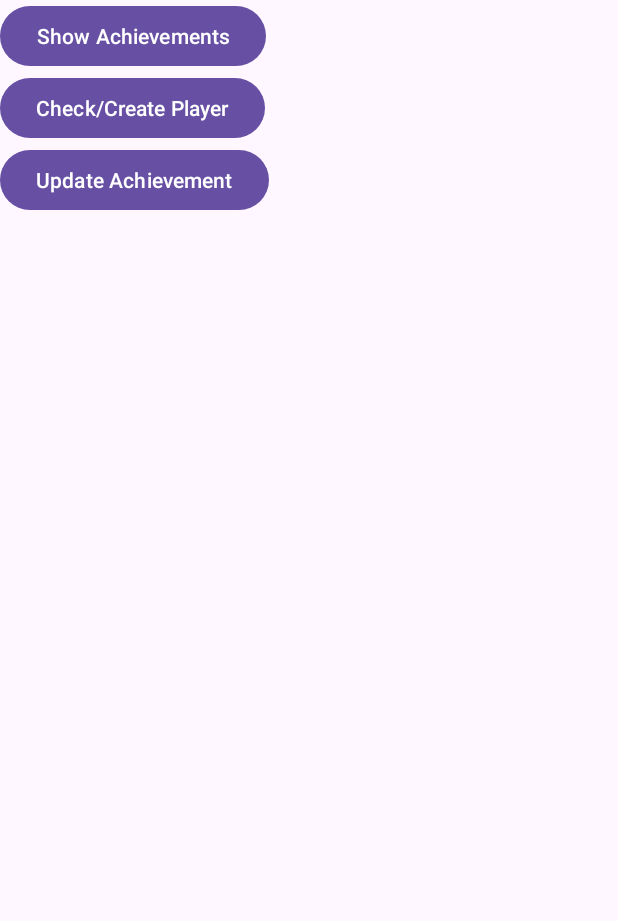
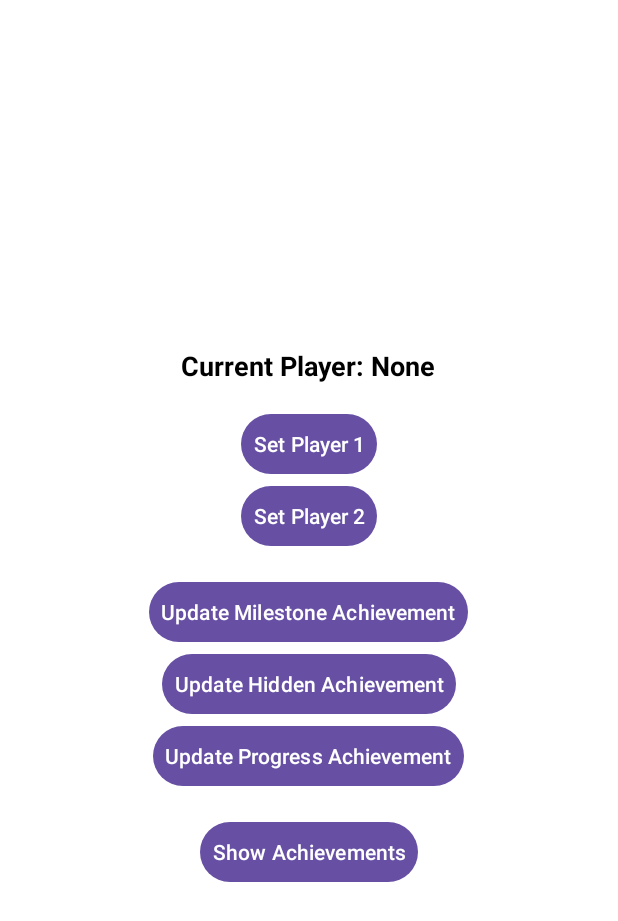
Before and after one commit to Jaunger/AchievementSDK, an Android app: the screen it shows after launch (MainActivity), on a phone screen of 412 x 824 dp. Shown: the top 921 px of the screen. Run offline under Robolectric (Android 15) with nearby library versions, the phone set to English and light mode, and no system bars; 4 statements that could not run were skipped.

Commit message:
library update and example app improvements

```diff
--- a/AchievementsLibrary/build.gradle.kts
+++ b/AchievementsLibrary/build.gradle.kts
@@ -52,7 +52,7 @@ afterEvaluate {
             create<MavenPublication>("release") {
                 groupId = "com.github.Jaunger" // Change as needed
                 artifactId = "AchievementsLibrary" // Change as needed
-                version = "1.0.0" // Change as needed
+                version = "1.0.1" // Change as needed
                 artifact(tasks.getByName("bundleReleaseAar"))
 
 
--- a/app/src/main/AndroidManifest.xml
+++ b/app/src/main/AndroidManifest.xml
@@ -17,7 +17,7 @@
 
         <meta-data
             android:name="com.achievementsLibrary.API_KEY"
-            android:value="BDIKA2" />
+            android:value="0194c1ae-e334-77ab-8923-d630383eb673" />
 
         <activity
             android:name=".MainActivity"
--- a/app/src/main/java/com/example/achievementapp/MainActivity.java
+++ b/app/src/main/java/com/example/achievementapp/MainActivity.java
@@ -6,6 +6,7 @@ import androidx.fragment.app.DialogFragment;
 import android.os.Bundle;
 import android.util.Log;
 import android.widget.Button;
+import android.widget.TextView;
 import android.widget.Toast;
 
 import com.example.achievementslibrary.AchievementsSDK;
@@ -15,18 +16,21 @@ public class MainActivity extends AppCompatActivity {
 
     private static final String TAG = "MainActivity";
 
-    private Button btnShowAchievements;
-    private Button btnCheckPlayer;
-    private Button btnUpdateAchievement;
+    private TextView textCurrentPlayer;
+    private String currentPlayer = "None";
 
     @Override
     protected void onCreate(Bundle savedInstanceState) {
         super.onCreate(savedInstanceState);
         setContentView(R.layout.activity_main);
 
-        btnShowAchievements    = findViewById(R.id.btnShowAchievements);
-        btnCheckPlayer         = findViewById(R.id.btnCheckPlayer);
-        btnUpdateAchievement   = findViewById(R.id.btnUpdateAchievement);
+        textCurrentPlayer = findViewById(R.id.textCurrentPlayer);
+        Button btnCheckPlayer1 = findViewById(R.id.buttonPlayer1);
+        Button btnCheckPlayer2 = findViewById(R.id.buttonPlayer2);
+        Button btnMilestone = findViewById(R.id.buttonMilestoneAchievement);
+        Button btnHidden = findViewById(R.id.buttonHiddenAchievement);
+        Button btnProgress = findViewById(R.id.buttonProgressAchievement);
+        Button btnShowAchievements = findViewById(R.id.buttonShowAchievements);
 
 
         // 1) Initialize the SDK (only needs apiKey + environment)
@@ -50,7 +54,7 @@ public class MainActivity extends AppCompatActivity {
             Log.d(TAG, "Show Achievements button clicked.");
 
             // Example raw username
-            String rawUsername = "guest123";
+            String rawUsername = currentPlayer;
 
             // Set the current player ID in SDK
             AchievementsSDK.getInstance().setCurrentPlayerId(rawUsername);
@@ -65,46 +69,52 @@ public class MainActivity extends AppCompatActivity {
             achievementsDialog.show(getSupportFragmentManager(), "AchievementsDialog");
         });
 
-        // 3) Check or Create Player (using raw username)
-        btnCheckPlayer.setOnClickListener(v -> {
-            Log.d(TAG, "Check Player button clicked.");
+        btnCheckPlayer1.setOnClickListener(v -> {
+            Log.d(TAG, "Check Player1 button clicked.");
 
-            String rawUsername = "guest123";
+            createOrFetch("player1");
 
-            PlayerManager.createOrFetchPlayer(
-                    rawUsername,
-                    new PlayerManager.PlayerCallback() {
-                        @Override
-                        public void onSuccess(String response) {
-                            Log.d(TAG, "Player fetched/created: " + response);
-                            Toast.makeText(MainActivity.this,
-                                    "Player Response: " + response,
-                                    Toast.LENGTH_SHORT).show();
+        });
+        btnCheckPlayer2.setOnClickListener(v -> {
+            Log.d(TAG, "Check Player2 button clicked.");
+
+            createOrFetch("player2");
+
+
+        });
+
+        btnMilestone.setOnClickListener(v -> {
+            Log.d(TAG, "Update Milestone Achievement button clicked.");
+
+            String achievementId= "679e207d834f80fd5d304c6d";
+            int delta = 1;
+
+            updateProg(achievementId, delta);
+        });
+        btnProgress.setOnClickListener(v -> {
+            Log.d(TAG, "Update Progress Achievement button clicked.");
+
+            String achievementId= "679e207c834f80fd5d304c5b";
+            int delta = 5;
+
+            updateProg(achievementId, delta);
+        });
+        btnHidden.setOnClickListener(v -> {
+            Log.d(TAG, "Update Hidden Achievement button clicked.");
+
+            String achievementId= "679e207c834f80fd5d304c61";
+            int delta = 1;
+
+            updateProg(achievementId, delta);
+        });
+
     }
 
-                        @Override
-                        public void onError(String error) {
-                            Log.e(TAG, "Error fetching/creating player: " + error);
-                            Toast.makeText(MainActivity.this,
-                                    "Error: " + error,
-                                    Toast.LENGTH_SHORT).show();
-                        }
-                    }
-            );
-        });
-
-        // 4) Update an Achievement's Progress (using raw username again)
-        btnUpdateAchievement.setOnClickListener(v -> {
-            Log.d(TAG, "Update Achievement button clicked.");
-
-            String achievementId= "67912df36d91ada157bba9ec";
-            int delta = 5; // Increase progress by 5
-
-            // We'll assume you have an equivalent
-            // updateAchievementProgress(rawUsername, achievementId, delta, callback)
-            // in your PlayerManager. Similar to createOrFetch, it merges IDs behind the scenes.
+    private void updateProg(String achievementId, int delta) {
+        if (!isPlayerSelected())
+            return;
         PlayerManager.updateAchievementProgress(
-                    "guest123",
+                currentPlayer,
                 achievementId,
                 delta,
                 new PlayerManager.PlayerCallback() {
@@ -125,6 +135,42 @@ public class MainActivity extends AppCompatActivity {
                     }
                 }
         );
-        });
+    }
+
+    private boolean createOrFetch(String rawUserName) {
+        final Boolean[] check = {false};
+        PlayerManager.createOrFetchPlayer(
+                rawUserName,
+                new PlayerManager.PlayerCallback() {
+                    @Override
+                    public void onSuccess(String response) {
+                        Log.d(TAG, "Player fetched/created: " + response);
+                                currentPlayer = rawUserName;
+                                setCurrentPlayer(currentPlayer);
+                    }
+
+                    @Override
+                    public void onError(String error) {
+                        Log.e(TAG, "Error fetching/creating player: " + error);
+                        Toast.makeText(MainActivity.this,
+                                "Error: " + error,
+                                Toast.LENGTH_SHORT).show();
                     }
                 }
+        );
+        return check[0];
+    }
+
+    private void setCurrentPlayer(String player) {
+        currentPlayer = player;
+        textCurrentPlayer.setText("Current Player: " + currentPlayer);
+        Toast.makeText(this, player + " selected", Toast.LENGTH_SHORT).show();
+    }
+    private boolean isPlayerSelected() {
+        if (currentPlayer.equals("None")) {
+            Toast.makeText(this, "Select a player first!", Toast.LENGTH_SHORT).show();
+            return false;
+        }
+        return true;
+    }
+}
--- a/app/src/main/res/layout/activity_main.xml
+++ b/app/src/main/res/layout/activity_main.xml
@@ -1,32 +1,69 @@
-<!-- res/layout/activity_main.xml -->
-<LinearLayout xmlns:android="http://schemas.android.com/apk/res/android"
+<?xml version="1.0" encoding="utf-8"?>
+<LinearLayout
+    xmlns:android="http://schemas.android.com/apk/res/android"
     android:layout_width="match_parent"
     android:layout_height="match_parent"
-    android:orientation="vertical">
+    android:orientation="vertical"
+    android:padding="16dp"
+    android:gravity="center"
+    android:background="@android:color/background_light">
 
-    <!-- Some buttons or other UI -->
-    <Button
-        android:id="@+id/btnShowAchievements"
+    <!-- Display Current Player -->
+    <TextView
+        android:id="@+id/textCurrentPlayer"
         android:layout_width="wrap_content"
         android:layout_height="wrap_content"
-        android:text="Show Achievements" />
+        android:text="Current Player: None"
+        android:textSize="18sp"
+        android:textStyle="bold"
+        android:paddingBottom="16dp"
+        android:textColor="@android:color/black"/>
+
+    <!-- Player Selection Buttons -->
+    <Button
+        android:id="@+id/buttonPlayer1"
+        android:layout_width="wrap_content"
+        android:layout_height="wrap_content"
+        android:text="Set Player 1"
+        android:padding="8dp"/>
 
     <Button
-        android:id="@+id/btnCheckPlayer"
+        android:id="@+id/buttonPlayer2"
         android:layout_width="wrap_content"
         android:layout_height="wrap_content"
-        android:text="Check/Create Player" />
+        android:text="Set Player 2"
+        android:padding="8dp"
+        android:layout_marginBottom="16dp"/>
+
+    <!-- Achievement Buttons -->
+    <Button
+        android:id="@+id/buttonMilestoneAchievement"
+        android:layout_width="wrap_content"
+        android:layout_height="wrap_content"
+        android:text="Update Milestone Achievement"
+        android:padding="8dp"/>
 
     <Button
-        android:id="@+id/btnUpdateAchievement"
+        android:id="@+id/buttonHiddenAchievement"
         android:layout_width="wrap_content"
         android:layout_height="wrap_content"
-        android:text="Update Achievement" />
+        android:text="Update Hidden Achievement"
+        android:padding="8dp"/>
 
-    <!-- The container for the AchievementsFragment -->
-    <FrameLayout
-        android:id="@+id/fragmentContainer"
-        android:layout_width="match_parent"
-        android:layout_height="0dp"
-        android:layout_weight="1" />
+    <Button
+        android:id="@+id/buttonProgressAchievement"
+        android:layout_width="wrap_content"
+        android:layout_height="wrap_content"
+        android:text="Update Progress Achievement"
+        android:padding="8dp"/>
+
+    <!-- Show Achievements Button -->
+    <Button
+        android:id="@+id/buttonShowAchievements"
+        android:layout_width="wrap_content"
+        android:layout_height="wrap_content"
+        android:text="Show Achievements"
+        android:padding="8dp"
+        android:layout_marginTop="16dp"/>
+
 </LinearLayout>
--- a/gradle/libs.versions.toml
+++ b/gradle/libs.versions.toml
@@ -1,5 +1,5 @@
 [versions]
-achievementsdk = "1.0.5"
+achievementsdk = "1.0.0"
 agp = "8.7.3"
 glide = "4.12.0"
 junit = "4.13.2"
```
Also changed, not shown: AchievementsLibrary/src/main/java/com/example/achievementslibrary/ui/AchievementsDialogFragment.java (+0 -7 lines). Lines whose indentation alone changed are shown as unchanged.
